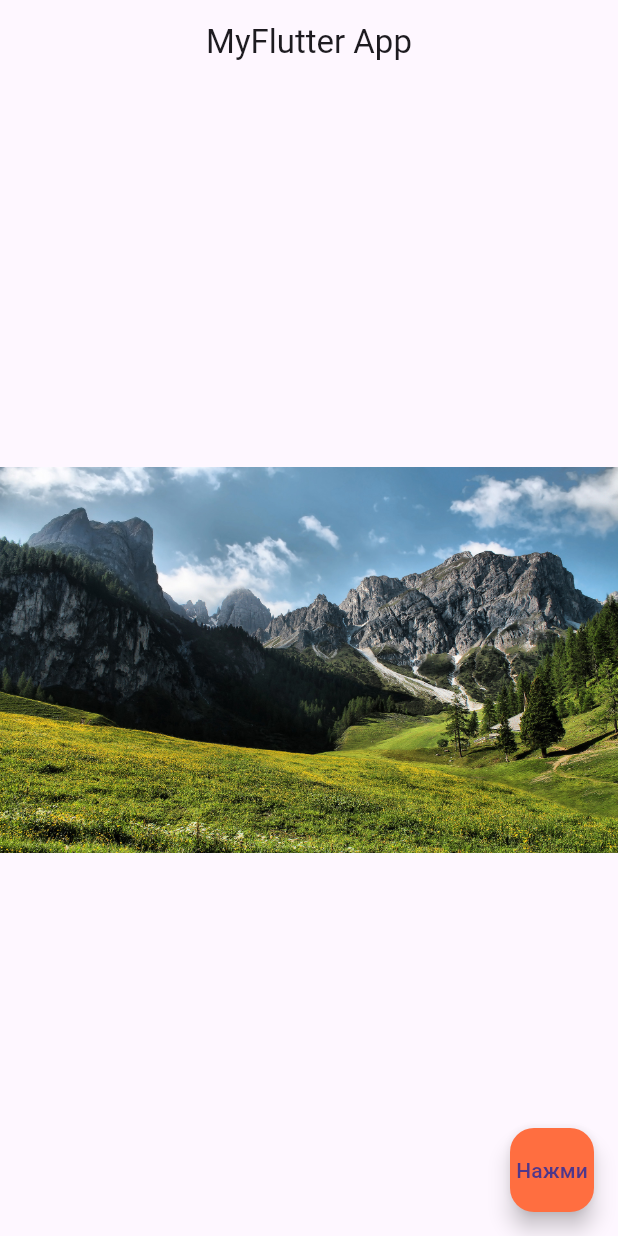
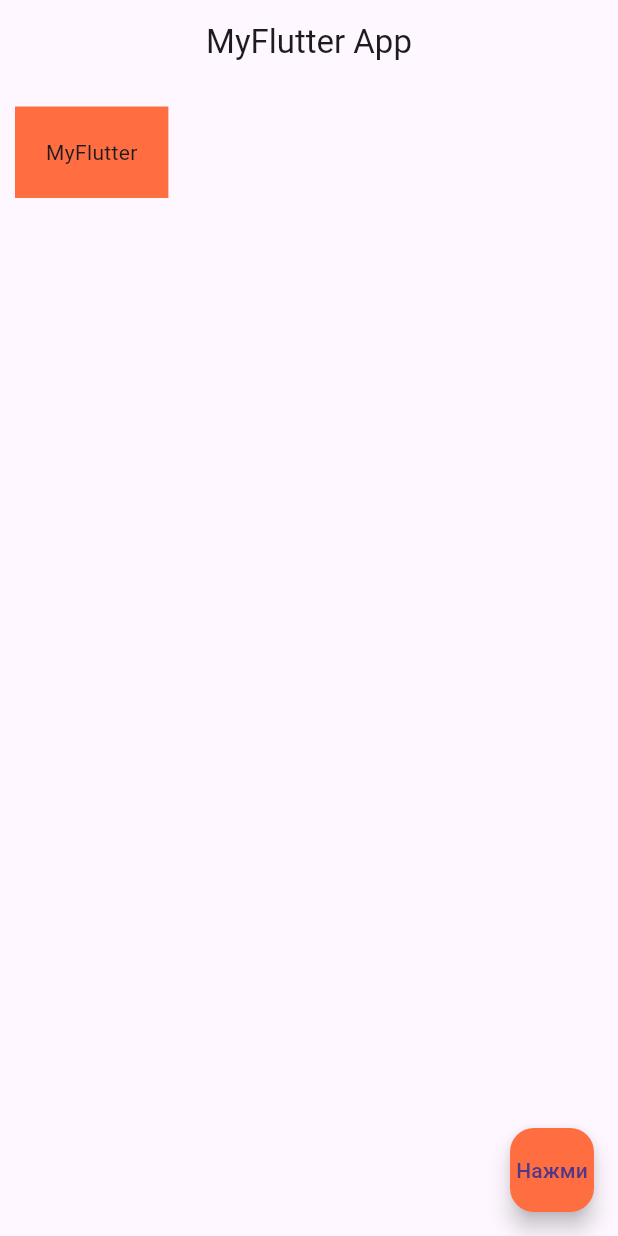
Before and after one commit to Ziyaddin01/flutter_app, a Flutter app: the screen it shows after launch, on a phone screen of 412 x 824 dp. Run offline on Flutter 3.47's test engine with Material 3 defaults, Android fonts, the phone set to English and light mode, and no system bars.

Commit message:
Added "Containers"

```diff
--- a/lib/main.dart
+++ b/lib/main.dart
@@ -11,12 +11,15 @@ class MyApp extends StatelessWidget {
         appBar: AppBar(title: Text('MyFlutter App'),
         centerTitle: true,
         ),
-        body: Center (
-          child: Image(
-            image: AssetImage('assets/mountain.jpeg'),
-            // image: NetworkImage('https://w.forfun.com/fetch/04/04090cda03b9bcc625fa7464c954c993.jpeg'),
-          )
-          // OutlinedButton.icon(onPressed: () {},icon: Icon(Icons.adb_sharp),label: Text('Settings'),)
+        body: Container(
+          color: Colors.deepOrangeAccent,
+          child: Text('MyFlutter'),
+          margin: EdgeInsets.fromLTRB(10.0, 15.0, 20.0, 30.0),
+          // margin: EdgeInsets.symmetric(horizontal: 10.0, vertical: 50.0),
+          padding: EdgeInsets.all(20.5),
+
+          //Image(image: AssetImage('assets/mountain.jpeg'),),
+          // OutlinedButton.icon( onPressed: () {},icon: Icon(Icons.adb_sharp),label: Text('Settings'))
           // ElevatedButton(onPressed: () {},child: Text('Нажми'), style: TextButton.styleFrom(backgroundColor: Colors.blueGrey),),
           // TextButton(onPressed: () {}, child: Text('Нажми на меня'), style: TextButton.styleFrom(backgroundColor: Colors.blueGrey),
           // Icon(Icons.amp_stories_outlined, size: 45, color: Colors.amber,),
```
